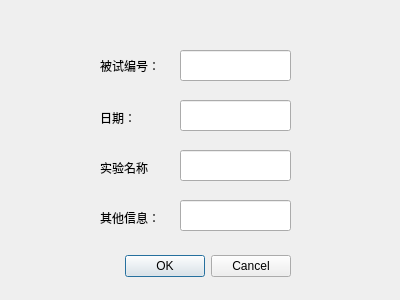
This is setinfo.ui in B777B2056/eegneo as Qt 5 draws it before an edit. The edited form follows.
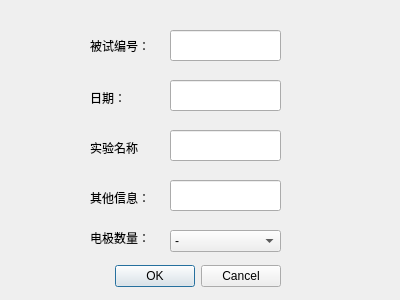
This is the edited form.

Commit message: 01.28改动： 1、新增电导数量选择（8导、16导） 2、修复了一些bug

```diff
--- a/setinfo.ui
+++ b/setinfo.ui
@@ -16,9 +16,9 @@
   <widget class="QDialogButtonBox" name="confirm">
    <property name="geometry">
     <rect>
-     <x>-50</x>
-     <y>250</y>
-     <width>341</width>
+     <x>80</x>
+     <y>260</y>
+     <width>201</width>
      <height>32</height>
     </rect>
    </property>
@@ -32,8 +32,8 @@
   <widget class="QLabel" name="label">
    <property name="geometry">
     <rect>
-     <x>100</x>
-     <y>50</y>
+     <x>90</x>
+     <y>30</y>
      <width>81</width>
      <height>31</height>
     </rect>
@@ -45,8 +45,8 @@
   <widget class="QLineEdit" name="num">
    <property name="geometry">
     <rect>
-     <x>180</x>
-     <y>50</y>
+     <x>170</x>
+     <y>30</y>
      <width>111</width>
      <height>31</height>
     </rect>
@@ -55,8 +55,8 @@
   <widget class="QLabel" name="label_2">
    <property name="geometry">
     <rect>
-     <x>100</x>
-     <y>110</y>
+     <x>90</x>
+     <y>90</y>
      <width>68</width>
      <height>15</height>
     </rect>
@@ -68,8 +68,8 @@
   <widget class="QLineEdit" name="date">
    <property name="geometry">
     <rect>
-     <x>180</x>
-     <y>100</y>
+     <x>170</x>
+     <y>80</y>
      <width>111</width>
      <height>31</height>
     </rect>
@@ -78,8 +78,8 @@
   <widget class="QLabel" name="label_3">
    <property name="geometry">
     <rect>
-     <x>100</x>
-     <y>210</y>
+     <x>90</x>
+     <y>190</y>
      <width>68</width>
      <height>15</height>
     </rect>
@@ -91,8 +91,8 @@
   <widget class="QLineEdit" name="others">
    <property name="geometry">
     <rect>
-     <x>180</x>
-     <y>200</y>
+     <x>170</x>
+     <y>180</y>
      <width>111</width>
      <height>31</height>
     </rect>
@@ -101,8 +101,8 @@
   <widget class="QLineEdit" name="exp_name">
    <property name="geometry">
     <rect>
-     <x>180</x>
-     <y>150</y>
+     <x>170</x>
+     <y>130</y>
      <width>111</width>
      <height>31</height>
     </rect>
@@ -111,8 +111,8 @@
   <widget class="QLabel" name="label_4">
    <property name="geometry">
     <rect>
-     <x>100</x>
-     <y>160</y>
+     <x>90</x>
+     <y>140</y>
      <width>68</width>
      <height>15</height>
     </rect>
@@ -121,6 +121,44 @@
     <string>实验名称</string>
    </property>
   </widget>
+  <widget class="QLabel" name="label_5">
+   <property name="geometry">
+    <rect>
+     <x>90</x>
+     <y>230</y>
+     <width>68</width>
+     <height>15</height>
+    </rect>
+   </property>
+   <property name="text">
+    <string>电极数量：</string>
+   </property>
+  </widget>
+  <widget class="QComboBox" name="comboBox">
+   <property name="geometry">
+    <rect>
+     <x>170</x>
+     <y>230</y>
+     <width>111</width>
+     <height>22</height>
+    </rect>
+   </property>
+   <item>
+    <property name="text">
+     <string>-</string>
+    </property>
+   </item>
+   <item>
+    <property name="text">
+     <string>8</string>
+    </property>
+   </item>
+   <item>
+    <property name="text">
+     <string>16</string>
+    </property>
+   </item>
+  </widget>
  </widget>
  <resources/>
  <connections>
```
The commit also changes 6 other files.
